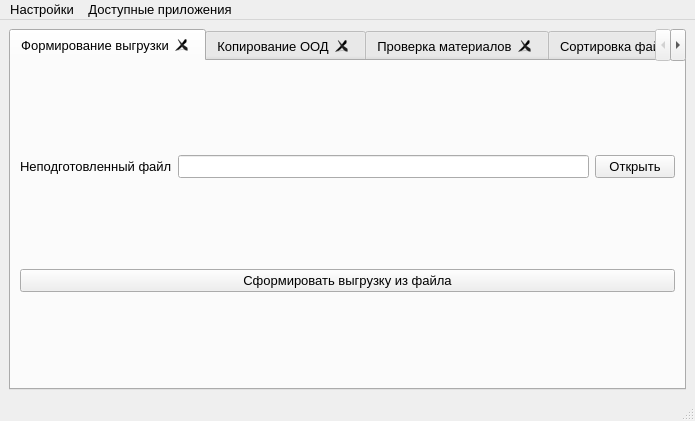
Qt form designer/Main.ui (ant1cus/Project_SP) before a commit.
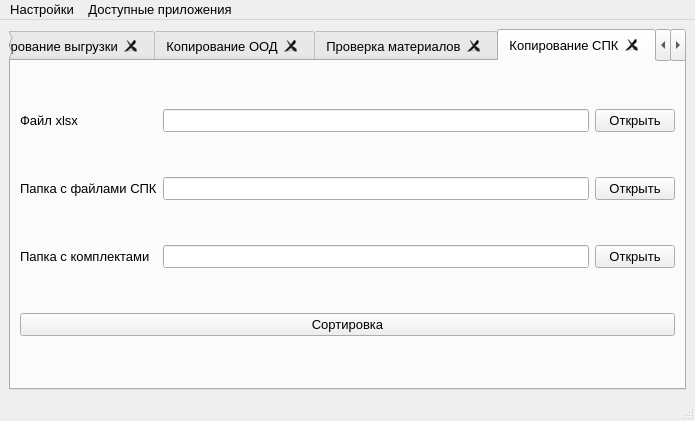
The same form after that commit. The open tabs and pages were chosen to show the change.

Commit message: fix register in copy_ood and add new function copy_spk

Patch:
```diff
--- a/designer/Main.ui
+++ b/designer/Main.ui
@@ -209,6 +209,71 @@
         </item>
        </layout>
       </widget>
+      <widget class="QWidget" name="copy_spk">
+       <attribute name="title">
+        <string>Копирование СПК</string>
+       </attribute>
+       <layout class="QGridLayout" name="gridLayout_7">
+        <item row="0" column="0">
+         <widget class="QLabel" name="label_copy_spk_excel_file">
+          <property name="text">
+           <string>Файл xlsx</string>
+          </property>
+         </widget>
+        </item>
+        <item row="0" column="1">
+         <widget class="QLineEdit" name="lineEdit_path_copy_spk_excel_file"/>
+        </item>
+        <item row="0" column="2">
+         <widget class="QPushButton" name="pushButton_open_copy_spk_excel_file">
+          <property name="text">
+           <string>Открыть</string>
+          </property>
+         </widget>
+        </item>
+        <item row="1" column="0">
+         <widget class="QLabel" name="label_copy_spk_spk_folder">
+          <property name="text">
+           <string>Папка с файлами СПК</string>
+          </property>
+         </widget>
+        </item>
+        <item row="1" column="1">
+         <widget class="QLineEdit" name="lineEdit_path_copy_spk_spk_dir"/>
+        </item>
+        <item row="1" column="2">
+         <widget class="QPushButton" name="pushButton_open_copy_spk_spk_dir">
+          <property name="text">
+           <string>Открыть</string>
+          </property>
+         </widget>
+        </item>
+        <item row="2" column="0">
+         <widget class="QLabel" name="label_copy_spk_set_folder">
+          <property name="text">
+           <string>Папка с комплектами</string>
+          </property>
+         </widget>
+        </item>
+        <item row="2" column="1">
+         <widget class="QLineEdit" name="lineEdit_path_copy_spk_set_dir"/>
+        </item>
+        <item row="2" column="2">
+         <widget class="QPushButton" name="pushButton_open_copy_spk_set_dir">
+          <property name="text">
+           <string>Открыть</string>
+          </property>
+         </widget>
+        </item>
+        <item row="3" column="0" colspan="3">
+         <widget class="QPushButton" name="pushButton_copy_spk_start">
+          <property name="text">
+           <string>Сортировка</string>
+          </property>
+         </widget>
+        </item>
+       </layout>
+      </widget>
       <widget class="QWidget" name="sorting">
        <attribute name="title">
         <string>Сортировка файлов</string>
```
Left out of the diff: 24 changed lines with no effect on the pictures. The commit also changes 9 other files.
